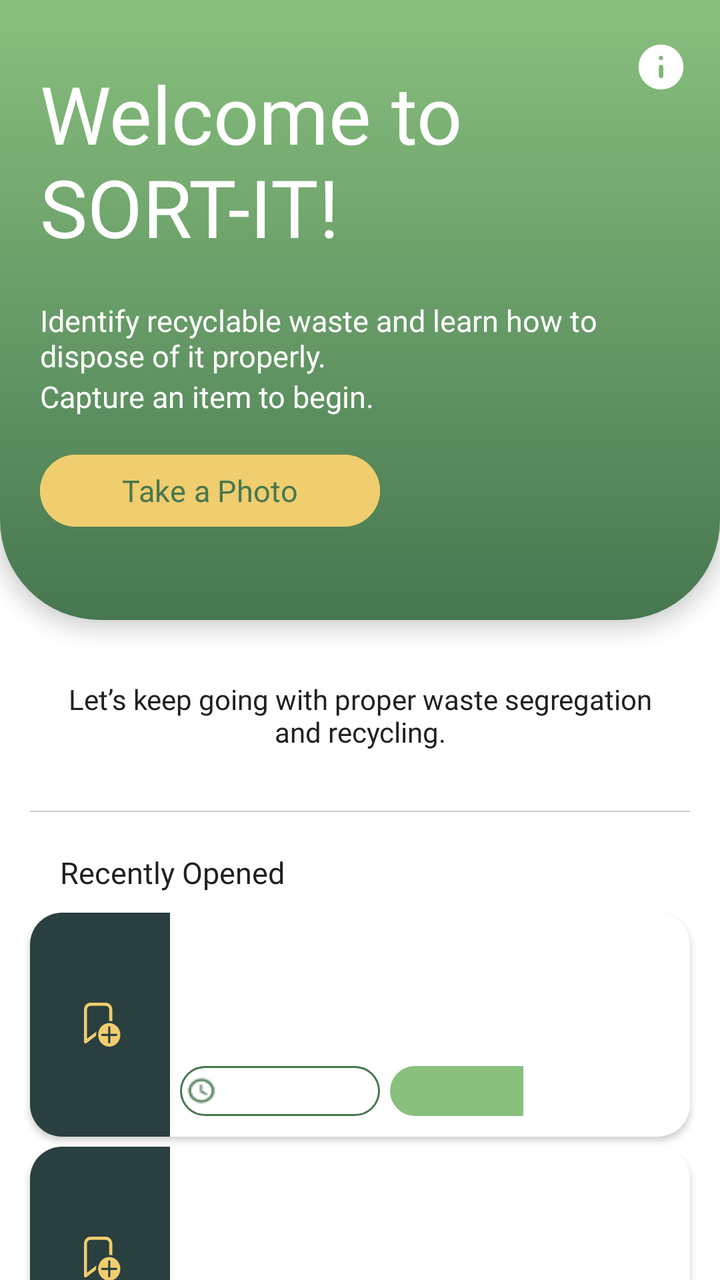
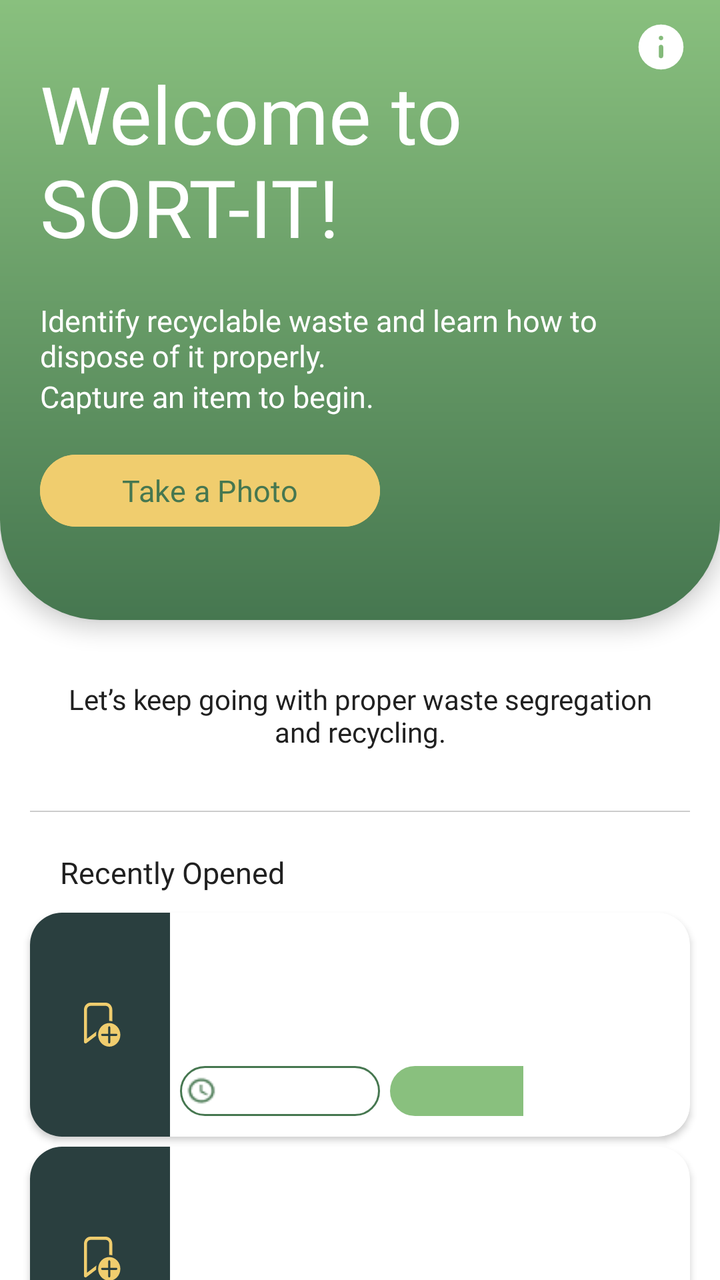

Screens rendered from an Android XML layout before and after an edit, with the pre-edit source and the edit as a unified diff.
<!-- AndroidManifest.xml: application theme Theme.SortItJSON -->
<!-- res/layout/fragment_new_home.xml -->
<?xml version="1.0" encoding="utf-8"?>
<FrameLayout xmlns:android="http://schemas.android.com/apk/res/android"
    android:layout_width="match_parent"
    android:layout_height="match_parent">

    <LinearLayout
        android:layout_width="match_parent"
        android:layout_height="match_parent"
        android:orientation="vertical"
        android:background="#FFFFFF">

        
        <FrameLayout
            android:layout_width="match_parent"
            android:layout_height="310dp"
            android:background="@drawable/home_header_bg"
            android:translationZ="6dp">

            
            <LinearLayout
                android:layout_width="match_parent"
                android:layout_height="match_parent"
                android:orientation="vertical">

                <TextView
                    android:id="@+id/titleText"
                    android:layout_width="match_parent"
                    android:layout_height="wrap_content"
                    android:layout_margin="20dp"
                    android:fontFamily="@font/montserrat_extrabold"
                    android:paddingTop="10dp"
                    android:text="Welcome to SORT-IT!"
                    android:textColor="#FFFFFF"
                    android:textSize="40sp" />

                <TextView
                    android:id="@+id/Desc1Text"
                    android:layout_width="298dp"
                    android:layout_height="wrap_content"
                    android:layout_marginStart="20dp"
                    android:fontFamily="@font/montserrat_semibold"
                    android:text="@string/Home_Desc1"
                    android:textColor="#FFFFFF"
                    android:textSize="15sp" />

                <TextView
                    android:id="@+id/Desc2Text"
                    android:layout_width="wrap_content"
                    android:layout_height="wrap_content"
                    android:layout_marginStart="20dp"
                    android:fontFamily="@font/montserrat_regular"
                    android:text="@string/Home_Desc2"
                    android:textColor="#FFFFFF"
                    android:textSize="15sp" />

                <Button
                    android:id="@+id/CaptureButon"
                    android:layout_width="170dp"
                    android:layout_height="44dp"
                    android:layout_marginStart="20dp"
                    android:layout_marginTop="15dp"
                    android:backgroundTint="#F0CD6E"
                    android:fontFamily="@font/montserrat_bold"
                    android:text="Take a Photo"
                    android:textAllCaps="false"
                    android:textColor="#467750"
                    android:textSize="15sp" />

            </LinearLayout>

            
            <ImageButton
                android:id="@+id/btnAbout"
                android:layout_width="27dp"
                android:layout_height="27dp"
                android:layout_gravity="top|end"
                android:layout_marginTop="20dp"
                android:layout_marginRight="16dp"
                android:background="@drawable/circle_bg"
                android:clipToOutline="true"
                android:scaleType="centerCrop"
                android:src="@drawable/aboutmenu"
                android:contentDescription="Info"
                android:padding="0dp" />

        </FrameLayout>

        
        <TextView
            android:layout_width="match_parent"
            android:layout_height="wrap_content"
            android:layout_margin="30dp"
            android:gravity="center"
            android:text="Let’s keep going with proper waste segregation and recycling."
            android:textColor="#202020"
            android:textSize="14sp"
            android:fontFamily="@font/montserrat_regular" />

        
        <View
            android:layout_width="match_parent"
            android:layout_height="0.5dp"
            android:layout_marginStart="15dp"
            android:layout_marginEnd="15dp"
            android:background="#CCCCCC" />

        
        <TextView
            android:id="@+id/recentSectionTitle"
            android:layout_width="match_parent"
            android:layout_height="wrap_content"
            android:layout_marginStart="30dp"
            android:layout_marginEnd="30dp"
            android:layout_marginTop="20dp"
            android:layout_marginBottom="5dp"
            android:text="Recently Opened"
            android:textColor="#202020"
            android:textSize="15sp"
            android:fontFamily="@font/montserrat_semibold" />

        <TextView
            android:id="@+id/emptyRecentText"
            android:layout_width="match_parent"
            android:layout_height="wrap_content"
            android:layout_marginStart="30dp"
            android:layout_marginEnd="30dp"
            android:layout_marginTop="10dp"
            android:text="No recently opened guides yet."
            android:textColor="#888888"
            android:textSize="14sp"
            android:fontFamily="@font/montserrat_regular"
            android:visibility="gone"/>

        
        <com.google.android.material.card.MaterialCardView
            android:id="@+id/recentCard1"
            xmlns:android="http://schemas.android.com/apk/res/android"
            xmlns:app="http://schemas.android.com/apk/res-auto"
            android:layout_width="match_parent"
            android:layout_height="112dp"
            android:layout_marginTop="5dp"
            android:layout_marginLeft="15dp"
            android:layout_marginRight="15dp"
            app:cardCornerRadius="16dp"
            app:cardElevation="2dp"
            app:strokeWidth="0dp"
            android:backgroundTint="@android:color/white">

            <LinearLayout
                android:layout_width="match_parent"
                android:layout_height="match_parent"
                android:orientation="horizontal">

                
                <LinearLayout
                    android:layout_width="70dp"
                    android:layout_height="match_parent"
                    android:background="#2A3F3F"
                    android:gravity="center_vertical">

                    <ImageButton
                        android:id="@+id/bookmark1"
                        android:layout_width="wrap_content"
                        android:layout_height="wrap_content"
                        android:layout_marginLeft="27dp"
                        android:paddingRight="22dp"
                        android:paddingTop="48dp"
                        android:paddingBottom="48dp"
                        android:src="@drawable/notbookmark"
                        android:background="@android:color/transparent"
                        android:contentDescription="Bookmark" />

                </LinearLayout>

                
                <LinearLayout
                    android:layout_width="0dp"
                    android:layout_height="match_parent"
                    android:layout_weight="2.5"
                    android:orientation="vertical">

                    <TextView
                        android:id="@+id/title1"
                        android:layout_width="match_parent"
                        android:layout_height="0dp"
                        android:layout_weight="2"
                        android:fontFamily="@font/montserrat_bold"
                        android:gravity="center_vertical"
                        android:padding="12dp"
                        android:textColor="#467750"
                        android:textSize="14sp" />

                    <LinearLayout
                        android:layout_width="match_parent"
                        android:layout_height="0dp"
                        android:layout_weight="1"
                        android:orientation="horizontal">

                        <LinearLayout
                            android:layout_width="100dp"
                            android:layout_height="wrap_content"
                            android:orientation="horizontal"
                            android:gravity="center_vertical"
                            android:background="@drawable/time_bg"
                            android:layout_marginLeft="5dp"
                            android:layout_marginBottom="5dp"
                            android:layout_marginTop="2dp"
                            android:padding="3dp">

                            <ImageView
                                android:layout_width="16dp"
                                android:layout_height="16dp"
                                android:src="@drawable/clock"
                                android:contentDescription="Clock Icon"
                                android:layout_marginEnd="5dp" />

                            <TextView
                                android:id="@+id/time1"
                                android:layout_width="wrap_content"
                                android:layout_height="wrap_content"
                                android:textColor="#000000"
                                android:textSize="12sp"
                                android:fontFamily="@font/montserrat_semibold" />

                        </LinearLayout>

                        <LinearLayout
                            android:layout_width="90dp"
                            android:layout_height="wrap_content"
                            android:background="@drawable/difficulty_easy_bg"
                            android:layout_marginLeft="5dp"
                            android:layout_marginBottom="5dp"
                            android:layout_marginTop="2dp">

                            <TextView
                                android:id="@+id/difficulty1"
                                android:layout_width="0dp"
                                android:layout_height="match_parent"
                                android:layout_weight="1"
                                android:padding="2dp"
                                android:gravity="center_horizontal"
                                android:textColor="#FFFFFF"
                                android:textSize="12sp"
                                android:fontFamily="@font/montserrat_semibold" />
                        </LinearLayout>

                    </LinearLayout>

                </LinearLayout>

                
                <ImageView
                    android:id="@+id/image1"
                    android:layout_width="69dp"
                    android:layout_height="match_parent"
                    android:layout_weight="0.2"
                    android:scaleType="centerCrop" />

            </LinearLayout>

        </com.google.android.material.card.MaterialCardView>

        
        <com.google.android.material.card.MaterialCardView
            android:id="@+id/recentCard2"
            xmlns:android="http://schemas.android.com/apk/res/android"
            xmlns:app="http://schemas.android.com/apk/res-auto"
            android:layout_width="match_parent"
            android:layout_height="112dp"
            android:layout_marginTop="5dp"
            android:layout_marginLeft="15dp"
            android:layout_marginRight="15dp"
            app:cardCornerRadius="16dp"
            app:cardElevation="2dp"
            app:strokeWidth="0dp"
            android:backgroundTint="@android:color/white">

            <LinearLayout
                android:layout_width="match_parent"
                android:layout_height="match_parent"
                android:orientation="horizontal">

                
                <LinearLayout
                    android:layout_width="70dp"
                    android:layout_height="match_parent"
                    android:background="#2A3F3F"
                    android:gravity="center_vertical">

                    <ImageButton
                        android:id="@+id/bookmark2"
                        android:layout_width="wrap_content"
                        android:layout_height="wrap_content"
                        android:layout_marginLeft="27dp"
                        android:paddingRight="22dp"
                        android:paddingTop="48dp"
                        android:paddingBottom="48dp"
                        android:src="@drawable/notbookmark"
                        android:background="@android:color/transparent"
                        android:contentDescription="Bookmark" />

                </LinearLayout>

                
                <LinearLayout
                    android:layout_width="0dp"
                    android:layout_height="match_parent"
                    android:layout_weight="2.5"
                    android:orientation="vertical">

                    <TextView
                        android:id="@+id/title2"
                        android:layout_width="match_parent"
                        android:layout_height="0dp"
                        android:layout_weight="2"
                        android:fontFamily="@font/montserrat_bold"
                        android:gravity="center_vertical"
                        android:padding="12dp"
                        android:textColor="#467750"
                        android:textSize="14sp" />

                    <LinearLayout
                        android:layout_width="match_parent"
                        android:layout_height="0dp"
                        android:layout_weight="1"
                        android:orientation="horizontal">

                        <LinearLayout
                            android:layout_width="100dp"
                            android:layout_height="wrap_content"
                            android:orientation="horizontal"
                            android:gravity="center_vertical"
                            android:background="@drawable/time_bg"
                            android:layout_marginLeft="5dp"
                            android:layout_marginBottom="5dp"
                            android:layout_marginTop="2dp"
                            android:padding="3dp">

                            <ImageView
                                android:layout_width="16dp"
                                android:layout_height="16dp"
                                android:src="@drawable/clock"
                                android:contentDescription="Clock Icon"
                                android:layout_marginEnd="4dp" />

                            <TextView
                                android:id="@+id/time2"
                                android:layout_width="wrap_content"
                                android:layout_height="wrap_content"
                                android:textColor="#000000"
                                android:textSize="12sp"
                                android:fontFamily="@font/montserrat_semibold" />

                        </LinearLayout>

                        <LinearLayout
                            android:layout_width="90dp"
                            android:layout_height="wrap_content"
                            android:background="@drawable/difficulty_easy_bg"
                            android:layout_marginLeft="5dp"
                            android:layout_marginBottom="5dp"
                            android:layout_marginTop="2dp">

                            <TextView
                                android:id="@+id/difficulty2"
                                android:layout_width="0dp"
                                android:layout_height="match_parent"
                                android:layout_weight="1"
                                android:padding="2dp"
                                android:gravity="center_horizontal"
                                android:textColor="#FFFFFF"
                                android:textSize="12sp"
                                android:fontFamily="@font/montserrat_semibold" />
                        </LinearLayout>

                    </LinearLayout>

                </LinearLayout>

                
                <ImageView
                    android:id="@+id/image2"
                    android:layout_width="69dp"
                    android:layout_height="match_parent"
                    android:layout_weight="0.2"
                    android:scaleType="centerCrop" />

            </LinearLayout>

        </com.google.android.material.card.MaterialCardView>

    </LinearLayout>

</FrameLayout>
<!-- resources referenced by this layout -->
<resources>
  <!-- drawable aboutmenu (drawable) -->
  <vector xmlns:android="http://schemas.android.com/apk/res/android"
      android:width="20dp"
      android:height="20dp"
      android:viewportWidth="960"
      android:viewportHeight="960">
    <path
        android:pathData="M508.5,668.5Q520,657 520,640v-160q0,-17 -11.5,-28.5T480,440q-17,0 -28.5,11.5T440,480v160q0,17 11.5,28.5T480,680q17,0 28.5,-11.5ZM508.5,348.5Q520,337 520,320t-11.5,-28.5Q497,280 480,280t-28.5,11.5Q440,303 440,320t11.5,28.5Q463,360 480,360t28.5,-11.5ZM480,880q-83,0 -156,-31.5T197,763q-54,-54 -85.5,-127T80,480q0,-83 31.5,-156T197,197q54,-54 127,-85.5T480,80q83,0 156,31.5T763,197q54,54 85.5,127T880,480q0,83 -31.5,156T763,763q-54,54 -127,85.5T480,880Z"
        android:fillColor="#FFFFFF"/>
  </vector>
  <!-- drawable circle_bg (drawable) -->
  <shape xmlns:android="http://schemas.android.com/apk/res/android"
      android:shape="oval">
      <solid android:color="@android:color/transparent"/>
  </shape>
  <!-- drawable difficulty_easy_bg (drawable) -->
  <?xml version="1.0" encoding="utf-8"?>
  <layer-list xmlns:android="http://schemas.android.com/apk/res/android">
  
      
      <item>
          <shape android:shape="rectangle">
  
              <solid android:color="#89C07E"/>
  
              
              <size android:height="25dp"/>
              <size android:width="74dp"/>
  
              <corners
                  android:topLeftRadius="50dp"
                  android:topRightRadius="50dp"
                  android:bottomLeftRadius="50dp"
                  android:bottomRightRadius="50dp"/>
  
          </shape>
      </item>
  
  </layer-list>
  <!-- drawable home_header_bg (drawable) -->
  <?xml version="1.0" encoding="utf-8"?>
  <layer-list xmlns:android="http://schemas.android.com/apk/res/android">
  
      
      <item>
          <shape android:shape="rectangle">
  
              
              <gradient
                  android:startColor="#467750"
                  android:endColor="#89C07E"
                  android:angle="90" />
  
              
              <size android:height="378dp"/>
  
              <corners
                  android:topLeftRadius="0dp"
                  android:topRightRadius="0dp"
                  android:bottomLeftRadius="50dp"
                  android:bottomRightRadius="50dp"/>
          </shape>
      </item>
  
  </layer-list>
  <!-- drawable time_bg (drawable) -->
  <?xml version="1.0" encoding="utf-8"?>
  <layer-list xmlns:android="http://schemas.android.com/apk/res/android">
  
      
      <item>
          <shape android:shape="rectangle">
  
              <solid android:color="#FFFFFF"/>
  
              
              <stroke
                  android:width="1dp"
                  android:color="#467750"/>
  
              
              <size android:height="25dp"/>
              <size android:width="74dp"/>
  
              <corners
                  android:topLeftRadius="50dp"
                  android:topRightRadius="50dp"
                  android:bottomLeftRadius="50dp"
                  android:bottomRightRadius="50dp"/>
  
          </shape>
      </item>
  
  </layer-list>
  <string name="Home_Desc1">Identify recyclable waste and learn how to dispose of it properly.</string>
  <string name="Home_Desc2">Capture an item to begin.</string>
  <style name="Theme.SortItJSON" parent="Base.Theme.SortItJSON" />
  <style name="Base.Theme.SortItJSON" parent="Theme.Material3.DayNight.NoActionBar">
          
          <item name="colorPrimary">@color/darkgreen</item>
      </style>
  <color name="darkgreen">#467750</color>
  <!-- unchanged entries left out for length: 2 -->
</resources>

<!-- the commit's change to res/layout/fragment_new_home.xml (unified diff, before → after) -->
@@ -74,7 +74,7 @@
                 android:layout_width="27dp"
                 android:layout_height="27dp"
                 android:layout_gravity="top|end"
-                android:layout_marginTop="20dp"
+                android:layout_marginTop="10dp"
                 android:layout_marginRight="16dp"
                 android:background="@drawable/circle_bg"
                 android:clipToOutline="true"
